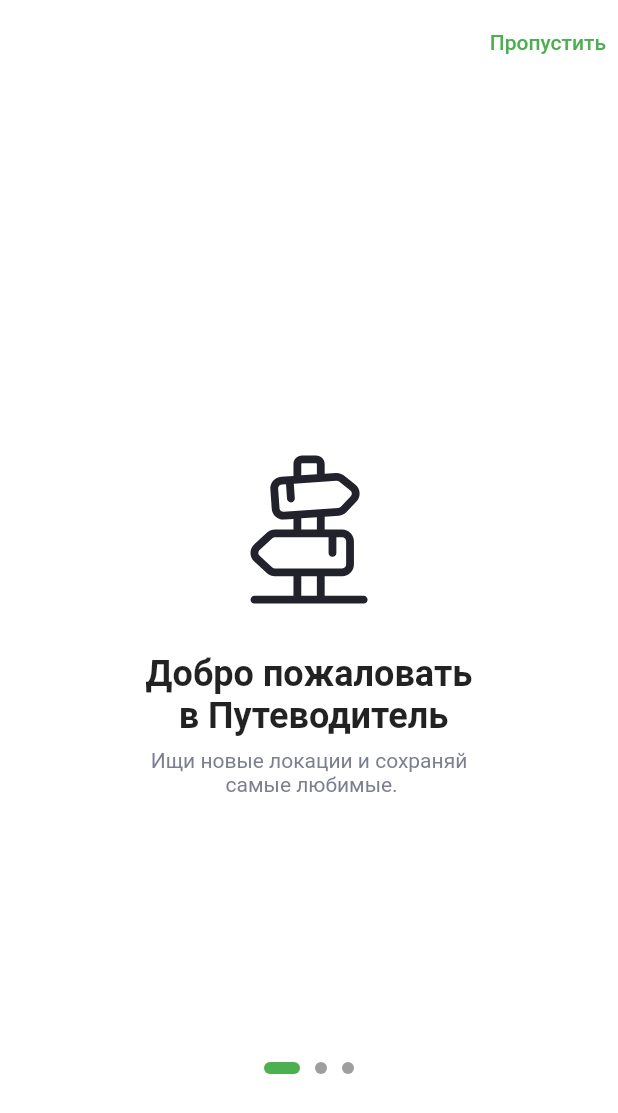
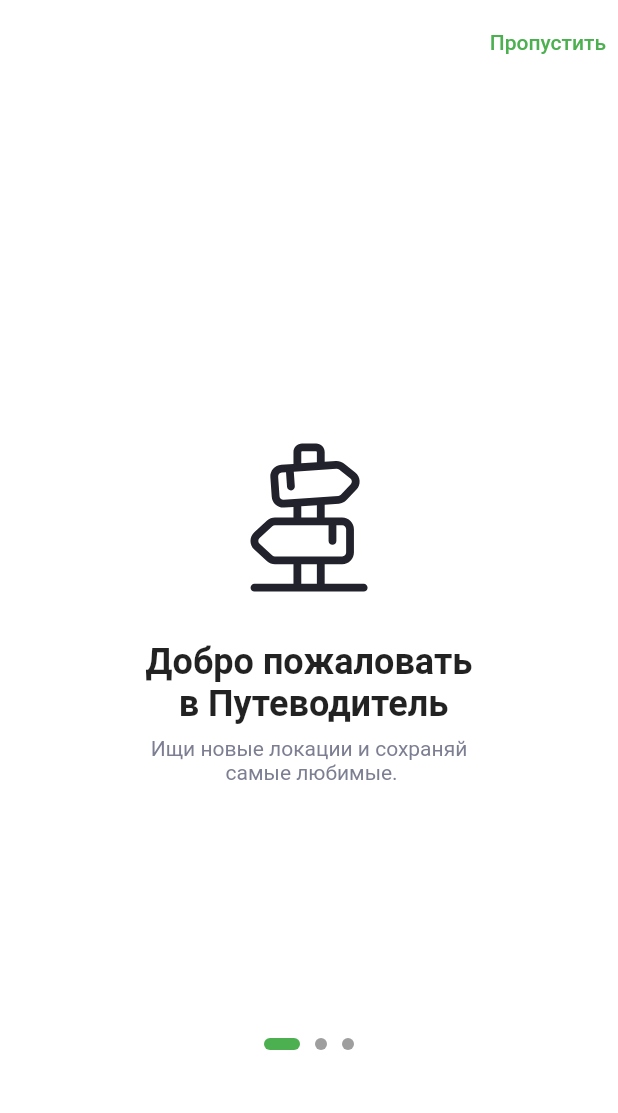
Before and after one commit to vlkonoshenko/surf-flutter-course-konoshenko, a Flutter app: the screen it shows after launch, item 3 of the bottom bar chosen, after a tap on "Смотреть туториал", on a phone screen of 412 x 824 dp. Shown: the top 1113 px of the screen. Run offline on Flutter 3.47's test engine with Material 2 defaults, Android fonts, the phone set to English and light mode, and no system bars; our stand-ins replace dio, flutter_redux, flutter_svg, redux; missing offline and left inert: mwwm; network calls fail.

```diff
--- a/lib/redux/favorite/favorites_middleware.dart
+++ b/lib/redux/favorite/favorites_middleware.dart
@@ -12,12 +12,14 @@ class FavoritesMiddleware implements MiddlewareClass<AppState> {
   @override
   dynamic call(Store<AppState> store, dynamic action, NextDispatcher next) {
     if (action is GetFavoritesAction) {
-      return store.dispatch(LoadedFavoritesResultAction(_placesInteractor.favorites));
+      return store
+          .dispatch(LoadedFavoritesResultAction(_placesInteractor.favorites));
     }
 
     if (action is AddToFavoriteAction) {
       _placesInteractor.favorites.add(action.place);
-      return store.dispatch(LoadedFavoritesResultAction(_placesInteractor.favorites));
+      return store
+          .dispatch(LoadedFavoritesResultAction(_placesInteractor.favorites));
     }
 
     next(action);
--- a/lib/ui/screen/add_sight/add_sight_screen/add_sight_screen.dart
+++ b/lib/ui/screen/add_sight/add_sight_screen/add_sight_screen.dart
@@ -245,9 +245,7 @@ class _AddSightScreenState
                 stream: wm.btnStatus,
                 builder: (context, snapshot) {
                   return ElevatedButton(
-                    onPressed: snapshot.data ?? false
-                        ? wm.onSavePressed
-                        : null,
+                    onPressed: snapshot.data ?? false ? wm.onSavePressed : null,
                     child: Text(
                       AddSightStrings.create,
                       style: textButtonElevation,
--- a/lib/ui/screen/add_sight/add_sight_screen/add_sight_strings.dart
+++ b/lib/ui/screen/add_sight/add_sight_screen/add_sight_strings.dart
@@ -13,7 +13,6 @@ class AddSightStrings {
   static String categoryTitle = 'категория';
   static String nameTitle = 'название';
 
-
   static String create = 'Создать';
   static String cancel = 'Отмена';
 }
--- a/lib/ui/screen/favorites_screen/widgets/favorites_list.dart
+++ b/lib/ui/screen/favorites_screen/widgets/favorites_list.dart
@@ -25,7 +25,6 @@ class _FavoritesListState extends State<FavoritesList> {
       onInit: (store) => store.dispatch(GetFavoritesAction()),
       converter: (store) => store.state.favoritesState,
       builder: (context, state) {
-
         if (state is FavoritesResultState) {
           return OverscrollGlowAbsorber(
             child: ListView.builder(
--- a/lib/ui/screen/onboarding_screen/onboarding_page.dart
+++ b/lib/ui/screen/onboarding_screen/onboarding_page.dart
@@ -2,7 +2,7 @@ import 'package:flutter/widgets.dart';
 import 'package:flutter_svg/svg.dart';
 import 'package:places/res/res.dart';
 
-class OnboardingPage extends StatelessWidget {
+class OnboardingPage extends StatefulWidget {
   final String title;
   final String body;
   final String image;
@@ -15,24 +15,52 @@ class OnboardingPage extends StatelessWidget {
   }) : super(key: key);
 
   @override
+  State<OnboardingPage> createState() => _OnboardingPageState();
+}
+
+class _OnboardingPageState extends State<OnboardingPage>
+    with SingleTickerProviderStateMixin {
+  late AnimationController _controller;
+
+  @override
+  void initState() {
+    super.initState();
+    _controller = AnimationController(
+      vsync: this,
+      duration: const Duration(milliseconds: 400),
+    );
+
+    _controller.forward();
+  }
+
+  @override
+  void dispose() {
+    _controller.dispose();
+    super.dispose();
+  }
+
+  @override
   Widget build(BuildContext context) {
     return Center(
       child: Column(
         mainAxisSize: MainAxisSize.min,
         children: [
-          SvgPicture.asset(
-            image,
-            color: dmCanvasColor,
+          ScaleTransition(
+            scale: _controller,
+            child: SvgPicture.asset(
+              widget.image,
+              color: dmCanvasColor,
+            ),
           ),
           const SizedBox(height: 30),
           Text(
-            title,
+            widget.title,
             style: textButtonElevation.copyWith(fontSize: 24),
             textAlign: TextAlign.center,
           ),
           const SizedBox(height: 8),
           Text(
-            body,
+            widget.body,
             style: matBodyText1.copyWith(color: lmSecondary2Color),
             textAlign: TextAlign.center,
           ),
--- a/lib/ui/screen/onboarding_screen/onboarding_screen.dart
+++ b/lib/ui/screen/onboarding_screen/onboarding_screen.dart
@@ -113,6 +113,7 @@ class _OnboardingScreenState extends State<OnboardingScreen> {
                     : const SizedBox(),
               ),
             ),
+            const SizedBox(height: 16),
           ],
         ),
       ),
--- a/lib/ui/screen/splash_screen.dart
+++ b/lib/ui/screen/splash_screen.dart
@@ -2,7 +2,8 @@ import 'package:flutter/material.dart';
 import 'package:flutter/painting.dart';
 import 'package:flutter_svg/flutter_svg.dart';
 import 'package:places/res/res.dart';
-import 'package:places/ui/screen/home_screen.dart';
+
+import 'home_screen.dart';
 
 class SplashScreen extends StatefulWidget {
   const SplashScreen({Key? key}) : super(key: key);
@@ -11,29 +12,47 @@ class SplashScreen extends StatefulWidget {
   _SplashScreenState createState() => _SplashScreenState();
 }
 
-class _SplashScreenState extends State<SplashScreen> {
+class _SplashScreenState extends State<SplashScreen>
+    with SingleTickerProviderStateMixin {
+  late AnimationController _controller;
+
   @override
   void initState() {
     super.initState();
+    _controller = AnimationController(
+      vsync: this,
+      duration: const Duration(seconds: 4),
+    );
+
+    _controller.repeat();
     _navigateToNext();
   }
 
   @override
   Widget build(BuildContext context) {
-    return Container(
+    return DecoratedBox(
       decoration: const BoxDecoration(
         gradient: LinearGradient(
           colors: <Color>[Color(0xffFCDD3D), Color(0xff4CAF50)],
         ),
       ),
-      child: Center(
-        child: SvgPicture.asset(
-          iconSplash,
-          height: 180,
-          width: 180,
+      child: RotationTransition(
+        turns: _controller,
+        child: Center(
+          child: SvgPicture.asset(
+            iconSplash,
+            height: 180,
+            width: 180,
+          ),
         ),
       ),
     );
+  }
+
+  @override
+  void dispose() {
+    _controller.dispose();
+    super.dispose();
   }
 
   void _navigateToNext() {
```
Also changed, not shown: lib/redux/places/places_state.dart (line endings or trailing spaces), lib/redux/visited/visited_state.dart (line endings or trailing spaces).
